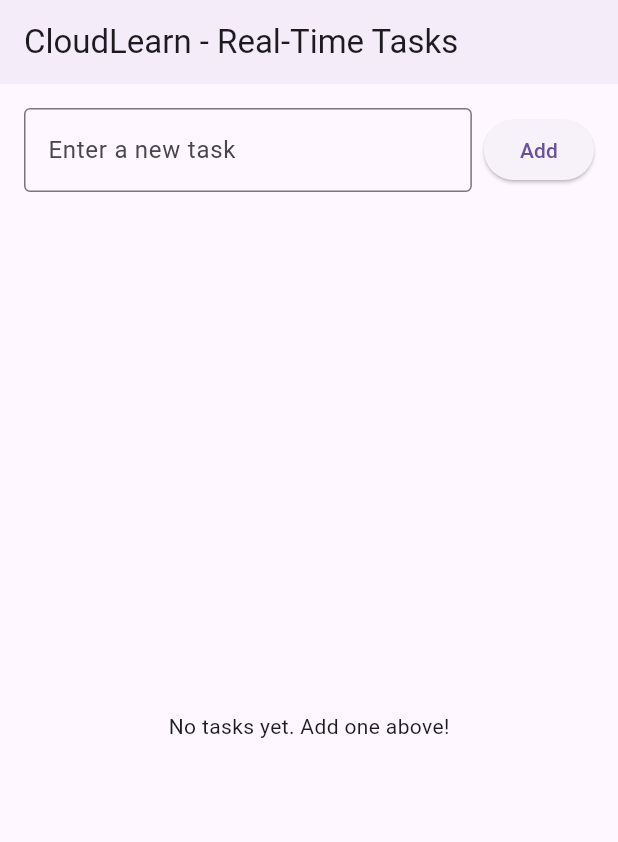
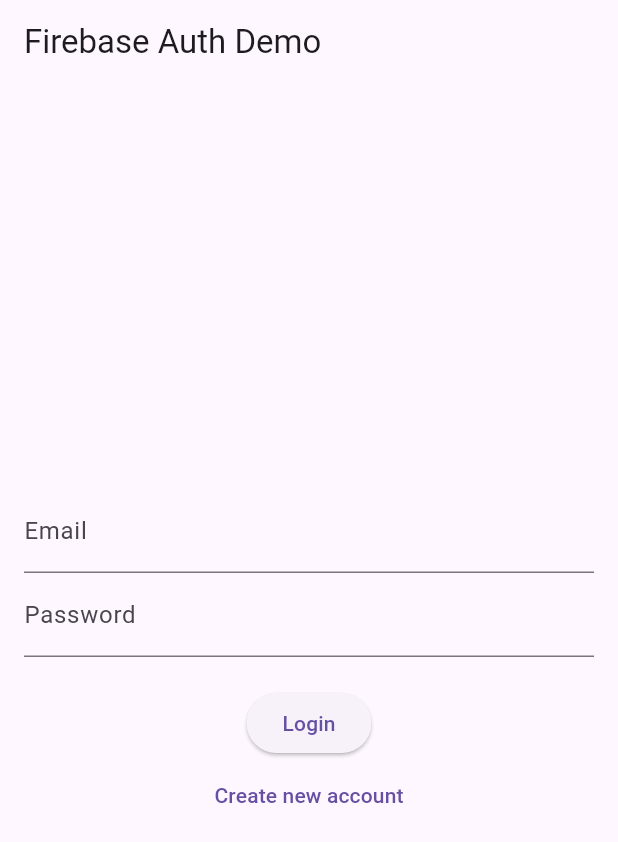
Before and after one commit to kalviumcommunity/S84_CloudLearn_Mobile_App_CloudCoders, a Flutter app: the screen it shows after launch, on a phone screen of 412 x 824 dp. Shown: the top 842 px of the screen. Run offline on Flutter 3.47's test engine with Material 3 defaults, Android fonts, the phone set to English and light mode, and no system bars; our stand-ins replace cloud_firestore, firebase_auth, firebase_core, firebase_storage; accounts and stored records are empty.

Commit message:
impelemented user authenticationw ith passwords

```diff
--- a/lib/main.dart
+++ b/lib/main.dart
@@ -5,6 +5,7 @@
 // Import services
 import 'services/auth_service.dart';
 import 'services/firestore_service.dart';
+import 'screens/auth_screen.dart';
 
 void main() async {
   // Ensure Flutter widgets are initialized
@@ -13,21 +14,15 @@
   // Initialize Firebase
   await Firebase.initializeApp();
 
-  runApp(const MyApp());
+  runApp(MyApp());
 }
 
 class MyApp extends StatelessWidget {
-  const MyApp({Key? key}) : super(key: key);
-
   @override
   Widget build(BuildContext context) {
     return MaterialApp(
-      title: 'CloudLearn',
-      theme: ThemeData(
-        primarySwatch: Colors.blue,
-        useMaterial3: true,
-      ),
-      home: const HomeScreen(),
+      title: 'Firebase Auth Demo',
+      home: AuthScreen(),
     );
   }
 }
--- /dev/null
+++ b/lib/screens/auth_screen.dart
@@ -0,0 +1,71 @@
+import 'package:flutter/material.dart';
+import 'package:firebase_auth/firebase_auth.dart';
+
+class AuthScreen extends StatefulWidget {
+  @override
+  _AuthScreenState createState() => _AuthScreenState();
+}
+
+class _AuthScreenState extends State<AuthScreen> {
+  final FirebaseAuth _auth = FirebaseAuth.instance;
+  final _emailController = TextEditingController();
+  final _passwordController = TextEditingController();
+  bool isLogin = true;
+
+  Future<void> _submitAuthForm() async {
+    try {
+      if (isLogin) {
+        await _auth.signInWithEmailAndPassword(
+          email: _emailController.text.trim(),
+          password: _passwordController.text.trim(),
+        );
+      } else {
+        await _auth.createUserWithEmailAndPassword(
+          email: _emailController.text.trim(),
+          password: _passwordController.text.trim(),
+        );
+      }
+
+      ScaffoldMessenger.of(context).showSnackBar(
+        SnackBar(content: Text(isLogin ? 'Login Successful!' : 'Signup Successful!')),
+      );
+    } on FirebaseAuthException catch (e) {
+      ScaffoldMessenger.of(context).showSnackBar(
+        SnackBar(content: Text(e.message ?? 'Authentication Error')),
+      );
+    }
+  }
+
+  @override
+  Widget build(BuildContext context) {
+    return Scaffold(
+      appBar: AppBar(title: Text('Firebase Auth Demo')),
+      body: Padding(
+        padding: EdgeInsets.all(16),
+        child: Column(
+          mainAxisAlignment: MainAxisAlignment.center,
+          children: [
+            TextField(
+              controller: _emailController,
+              decoration: InputDecoration(labelText: 'Email'),
+            ),
+            TextField(
+              controller: _passwordController,
+              obscureText: true,
+              decoration: InputDecoration(labelText: 'Password'),
+            ),
+            SizedBox(height: 20),
+            ElevatedButton(
+              onPressed: _submitAuthForm,
+              child: Text(isLogin ? 'Login' : 'Signup'),
+            ),
+            TextButton(
+              onPressed: () => setState(() => isLogin = !isLogin),
+              child: Text(isLogin ? 'Create new account' : 'Already have an account? Login'),
+            ),
+          ],
+        ),
+      ),
+    );
+  }
+}
```
